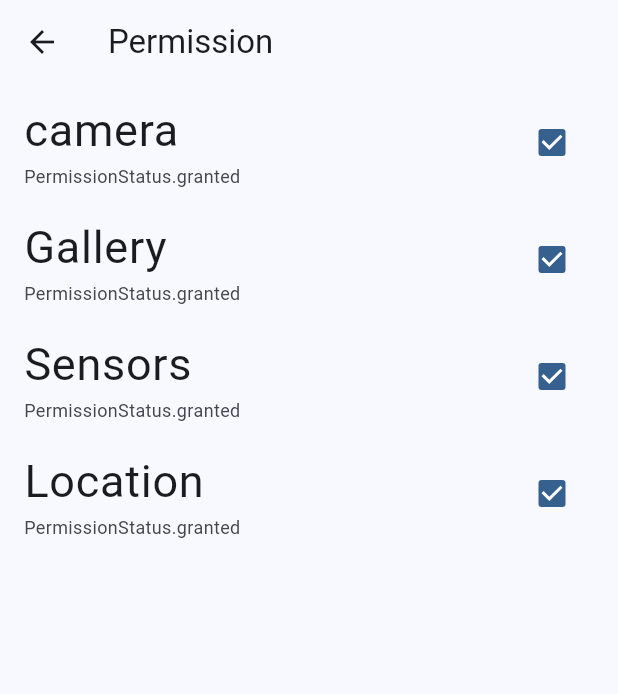
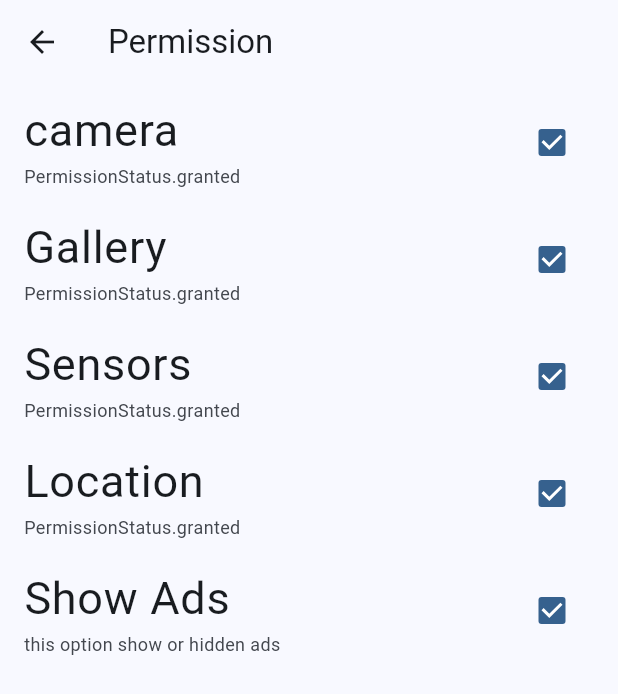
Before and after one commit to DavidVM12/miscelaneos, a Flutter app: the screen it shows after launch, after a tap on the "settings" icon, on a phone screen of 412 x 824 dp. Shown: the top 694 px of the screen. Run offline on Flutter 3.47's test engine with Material 2 defaults, Android fonts, the phone set to English and light mode, and no system bars; our stand-ins replace dio, flutter_compass, flutter_riverpod, geolocator, go_router, google_fonts and 7 more; missing offline and left inert: flutter_app_badger, quick_actions; network calls fail.

Commit message:
feat: admob, ads Banners and rewards

```diff
--- /dev/null
+++ b/lib/config/plugins/share_preferences_plugin.dart
@@ -0,0 +1,17 @@
+import 'package:shared_preferences/shared_preferences.dart';
+
+class SharePreferencesPlugin {
+  static Future<SharedPreferences> _getPrefs() {
+    return SharedPreferences.getInstance();
+  }
+
+  static Future<void> setBool(String key, bool value) async {
+    final prefs = await _getPrefs();
+    await prefs.setBool(key, value);
+  }
+
+  static Future<bool?> getBool(String key) async {
+    final prefs = await _getPrefs();
+    return await prefs.getBool(key);
+  }
+}
--- a/lib/config/router/app_router.dart
+++ b/lib/config/router/app_router.dart
@@ -67,5 +67,13 @@ final router = GoRouter(routes: [
       path: '/badge',
       builder: (context, state) => const BadgeScreen()),
 
+  //!ads
+  GoRoute(
+      path: '/ad-fullscreen',
+      builder: (context, state) => const AdFullScreen()),
+  GoRoute(
+      path: '/ad-rewarded',
+      builder: (context, state) => const AdRewardedScreen()),
+
 
 ]);
--- a/lib/main.dart
+++ b/lib/main.dart
@@ -5,8 +5,10 @@ import 'package:miscelaneos/config/config.dart';
 import 'package:miscelaneos/presentation/providers/app_state_provider.dart';
 import 'package:miscelaneos/presentation/providers/permissions/permissions_provider.dart';
 
-void main() {
+void main() async {
   WidgetsFlutterBinding.ensureInitialized();
+
+  await AdmobPlugin.initialize();
 
   QuickActionsPlugin.registerActions();
 
--- /dev/null
+++ b/lib/presentation/providers/ads/admob_providers.dart
@@ -0,0 +1,35 @@
+import 'package:flutter_riverpod/flutter_riverpod.dart';
+import 'package:google_mobile_ads/google_mobile_ads.dart';
+import 'package:miscelaneos/config/config.dart';
+import 'package:miscelaneos/presentation/providers/providers.dart';
+
+final adBannerProvider = FutureProvider<BannerAd>((ref) async {
+
+  final showAds = ref.watch(showAdsProvider);
+  if (!showAds) throw 'Ads are disabled';
+
+  final ad = await AdmobPlugin.loadBannerAd();
+
+  return ad;
+});
+
+final adInterstitialProvider =
+    FutureProvider.autoDispose<InterstitialAd>((ref) async {
+
+  final showAds = ref.watch(showAdsProvider);
+  if (!showAds) throw 'Ads are disabled';
+
+  final ad = await AdmobPlugin.loadInterstitialAd();
+
+  return ad;
+});
+
+final adRewardedProvider = FutureProvider.autoDispose<RewardedAd>((ref) async {
+
+  final showAds = ref.watch(showAdsProvider);
+  if (!showAds) throw 'Ads are disabled';
+
+  final ad = await AdmobPlugin.loadRewardedAd();
+
+  return ad;
+});
--- /dev/null
+++ b/lib/presentation/providers/ads/show_ads_provider.dart
@@ -0,0 +1,32 @@
+import 'package:flutter_riverpod/flutter_riverpod.dart';
+import 'package:miscelaneos/config/config.dart';
+
+const storeKey = 'ShowAds';
+
+class ShowAdsNotifier extends StateNotifier<bool> {
+  ShowAdsNotifier() : super(false) {
+    checkAdsState();
+  }
+
+  void checkAdsState() async {
+    state = await SharePreferencesPlugin.getBool(storeKey) ?? true;
+  }
+
+  void removeAds() {
+    SharePreferencesPlugin.setBool(storeKey, false);
+    state = false;
+  }
+
+  void showAds() {
+    SharePreferencesPlugin.setBool(storeKey, false);
+    state = true;
+  }
+
+  void toggleAds() {
+    state ? removeAds() : showAds();
+  }
+}
+
+final showAdsProvider = StateNotifierProvider<ShowAdsNotifier, bool>((ref) {
+  return ShowAdsNotifier();
+});
--- a/lib/presentation/providers/providers.dart
+++ b/lib/presentation/providers/providers.dart
@@ -18,7 +18,6 @@ export 'pokemons/pokemon_provider.dart';
 
 export 'local_auth/local_auth_provider.dart';
 
-
 //location
 
 export 'location/user_location_provider.dart';
@@ -26,5 +25,9 @@ export 'location/watch_location_provider.dart';
 export 'location/map_controller_provider.dart';
 
 //badge
+export 'badge/badge_counter_provider.dart';
 
-export 'badge/badge_counter_provider.dart';
+//ads
+export 'ads/admob_providers.dart';
+export 'ads/admob_points_provider.dart';
+export 'ads/show_ads_provider.dart';
--- a/lib/presentation/screens/home/home_screen.dart
+++ b/lib/presentation/screens/home/home_screen.dart
@@ -1,15 +1,25 @@
 import 'package:flutter/material.dart';
+import 'package:flutter_riverpod/flutter_riverpod.dart';
 import 'package:go_router/go_router.dart';
+import 'package:google_mobile_ads/google_mobile_ads.dart';
+import 'package:miscelaneos/presentation/providers/providers.dart';
 
 import '../../widgets/widgets.dart';
 
-class HomeScreen extends StatelessWidget {
+class HomeScreen extends ConsumerWidget {
   const HomeScreen({super.key});
 
   @override
-  Widget build(BuildContext context) {
+  Widget build(BuildContext context, ref) {
+
+
+    final adBannerAsync = ref.watch(adBannerProvider);
+
     return Scaffold(
-      body: Padding(
+      body: Column(
+        children: [
+          Expanded(
+            child: Padding(
               padding: const EdgeInsets.symmetric(horizontal: 30),
               child: CustomScrollView(
                 slivers: [
@@ -27,6 +37,19 @@ class HomeScreen extends StatelessWidget {
                 ],
               ),
             ),
+          ),
+          //Ad Banner
+          adBannerAsync.when(
+            data: (bannerAd) => SizedBox(
+              width: bannerAd.size.width.toDouble(),
+              height: bannerAd.size.height.toDouble(),
+              child: AdWidget(ad: bannerAd),
+            ),
+            error: (_, __) => const SizedBox(),
+            loading: () => const CircularProgressIndicator(),
+          ),
+        ],
+      ),
     );
   }
 }
--- a/lib/presentation/screens/permissions/permission_screen.dart
+++ b/lib/presentation/screens/permissions/permission_screen.dart
@@ -22,7 +22,11 @@ class _Permissionview extends ConsumerWidget {
 
   @override
   Widget build(BuildContext context, ref) {
+
     final permissions = ref.watch(permissionProvider);
+    final showAds = ref.watch(showAdsProvider);
+
+
     return ListView(
       children: [
         CheckboxListTile(
@@ -53,6 +57,13 @@ class _Permissionview extends ConsumerWidget {
             onChanged: (_) {
               ref.read(permissionProvider.notifier).requestLocationAccess();
             }),
+        CheckboxListTile(
+            value: showAds,
+            title: const Text('Show Ads'),
+            subtitle: const Text('this option show or hidden ads'),
+            onChanged: (_) {
+              ref.read(showAdsProvider.notifier).toggleAds();
+            }),
       ],
     );
   }
--- a/lib/presentation/screens/screens.dart
+++ b/lib/presentation/screens/screens.dart
@@ -21,5 +21,8 @@ export 'location/location_screen.dart';
 export 'location/map_screen.dart';
 
 //bagde
+export 'badge/badge_screen.dart';
 
-export 'badge/badge_screen.dart';
+//ads
+export 'ads/ad_rewarded_screen.dart';
+export 'ads/ad_full_screen.dart';
--- a/lib/presentation/widgets/shared/main_menu.dart
+++ b/lib/presentation/widgets/shared/main_menu.dart
@@ -21,8 +21,11 @@ final menuItems = <MenuItem>[
   MenuItem('Ubication', Icons.pin_drop, '/location'),
   MenuItem('Maps', Icons.map_outlined, '/maps'),
   MenuItem('Controls', Icons.gamepad_outlined, '/controlled-map'),
-  //bagd
+  //badge
   MenuItem('Badge', Icons.notifications_active_sharp, '/badge'),
+  //Ads
+  MenuItem('Ad full', Icons.ad_units_rounded, '/ad-fullscreen'),
+  MenuItem('Ad reward', Icons.fort_outlined, '/ad-rewarded'),
 ];
 
 class MainMenu extends StatelessWidget {
@@ -80,6 +83,7 @@ class HomeMenuItem extends StatelessWidget {
             Text(
               title,
               textAlign: TextAlign.center,
+              overflow: TextOverflow.ellipsis,
               style: const TextStyle(color: Colors.white),
             )
           ],
--- a/pubspec.yaml
+++ b/pubspec.yaml
@@ -18,11 +18,13 @@ dependencies:
   go_router: ^10.0.0
   google_fonts: ^5.1.0
   google_maps_flutter: ^2.4.0
+  google_mobile_ads: ^3.0.0
   local_auth: ^2.1.6
   permission_handler: ^10.4.3
   quick_actions: ^1.0.5
   sensors_plus: ^3.0.2
   share_plus: ^7.0.2
+  shared_preferences: ^2.2.0
 
 dev_dependencies:
   flutter_lints: ^2.0.0
```
Also changed, not shown: lib/config/config.dart (+6 -4 lines), lib/config/plugins/admob_plugin.dart (added, +126 -0 lines), lib/presentation/providers/ads/admob_points_provider.dart (added, +7 -0 lines), lib/presentation/screens/ads/ad_full_screen.dart (added, +42 -0 lines), lib/presentation/screens/ads/ad_rewarded_screen.dart (added, +41 -0 lines), pubspec.lock, 2 other files. Lines whose indentation alone changed are shown as unchanged.
